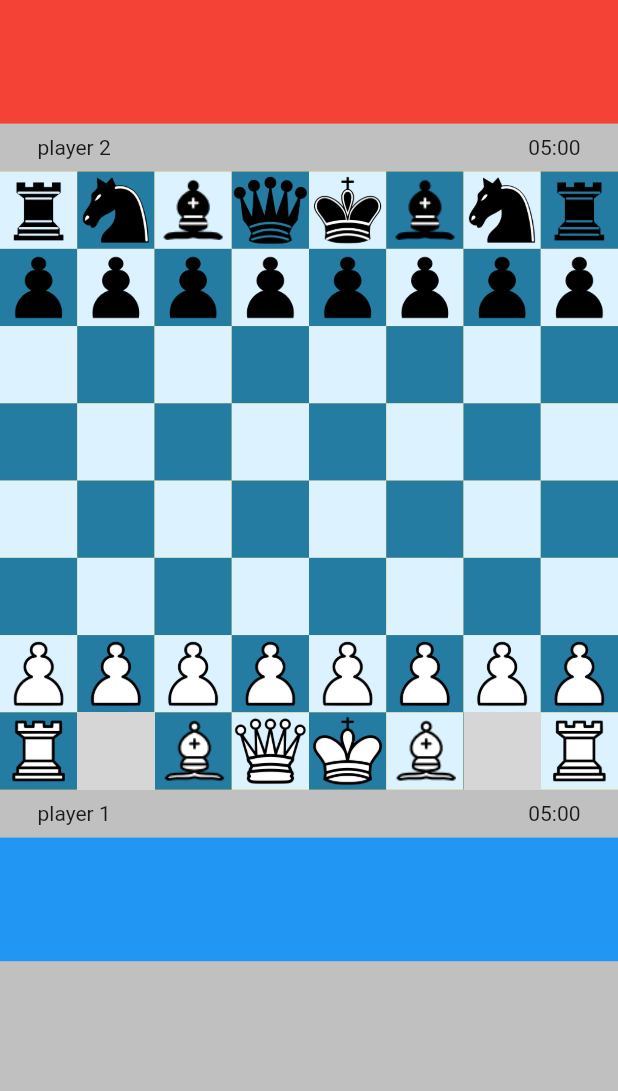
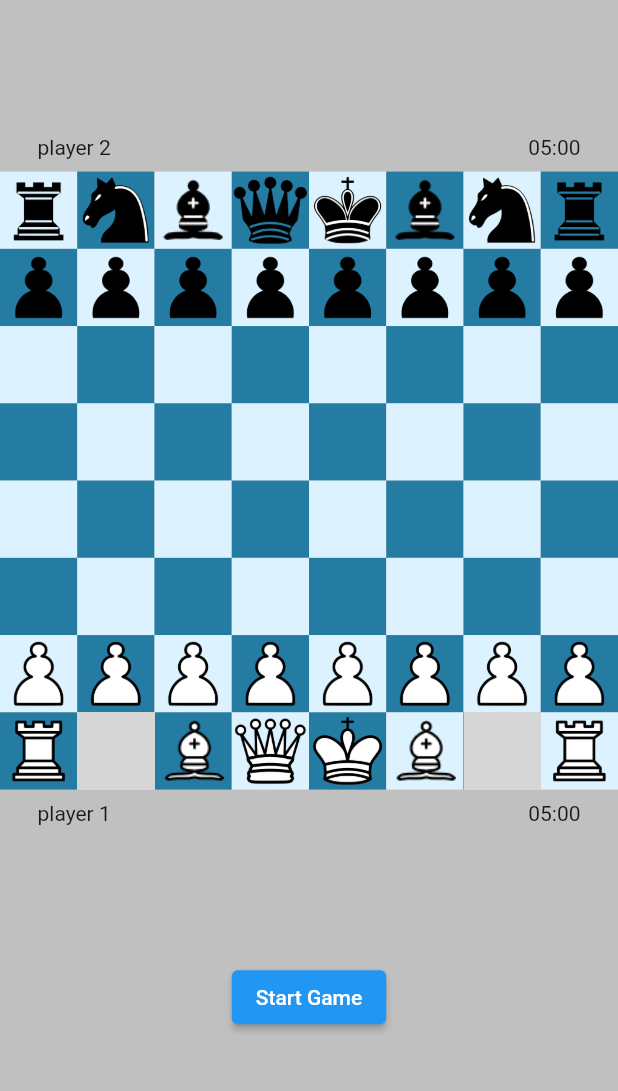
Before and after one commit to karthikprocoder/chess_app, a Flutter app: the screen it shows after launch, on a phone screen of 412 x 824 dp, the part 84-1175 px from its top. Run offline on Flutter 3.47's test engine with Material 2 defaults, Android fonts, the phone set to English and light mode, and no system bars; our stand-ins replace audioplayers; grey boxes are pictures that could not be loaded.

Commit message:
start and pause game button

```diff
--- a/lib/game_board.dart
+++ b/lib/game_board.dart
@@ -54,8 +54,6 @@ class _GameBoardState extends State<GameBoard> {
   void initState() {
     super.initState();
     board = initializeBoard();
-    playAudio("game-start");
-    // startTimer(true);
   }
 
   @override
@@ -103,9 +101,9 @@ class _GameBoardState extends State<GameBoard> {
   // pause the timer
   void stopTimer(bool isWhiteTurn) {
     setState(() {
-      if (isWhiteTurn) {
+      if (isWhiteTurn && whiteTimer != null) {
         whiteTimer!.cancel();
-      } else {
+      } else if (blackTimer != null) {
         blackTimer!.cancel();
       }
     });
@@ -147,7 +145,9 @@ class _GameBoardState extends State<GameBoard> {
       }
 
       // select the end square to move the piece
-      else if (selectedPiece != null && isValidMove(rowNo, colNo, validMoves)) {
+      else if (selectedPiece != null &&
+          isValidMove(rowNo, colNo, validMoves) &&
+          !isPaused) {
         movePiece(rowNo, colNo);
       }
       // clear selection
@@ -186,7 +186,6 @@ class _GameBoardState extends State<GameBoard> {
 
   // MOVE THE PIECE
   void movePiece(int newRow, int newCol) {
-    if (!isPaused) return;
     bool captured = false;
     // if the new spot has an enemy
     if (board[newRow][newCol] != null) {
@@ -209,6 +208,7 @@ class _GameBoardState extends State<GameBoard> {
         blackKingPos = [newRow, newCol];
       }
     }
+    debugPrint("reached");
     // clear the selection
     setState(() {
       selectedPiece = null;
@@ -226,6 +226,7 @@ class _GameBoardState extends State<GameBoard> {
       if (!isWhiteTurn) {
         winner = "Black";
       }
+      isPaused = true;
       playAudio("game-end");
       resetTimers(restart: false);
       showWinner(winner, "Checkmate");
@@ -334,7 +335,7 @@ class _GameBoardState extends State<GameBoard> {
   }
 
   // RESET GAME
-  void resetGame() {
+  void resetGame({bool start = false}) {
     setState(() {
       // variables
       board = initializeBoard();
@@ -348,12 +349,19 @@ class _GameBoardState extends State<GameBoard> {
       blackKingPos = [0, 4];
       checkStatus = false;
       isWhiteTurn = true;
-      playAudio("game-start");
-      resetTimers();
+      if (start) {
+        isPaused = false;
+        playAudio("game-start");
+        resetTimers(restart: true);
+      } else {
+        isPaused = true;
+        resetTimers(restart: false);
+      }
     });
   }
 
   void pauseGame() {
+    isPaused = true;
     resetTimers(restart: false);
   }
 
@@ -439,7 +447,7 @@ class _GameBoardState extends State<GameBoard> {
             // WHITE DEAD PIECES
             Container(
               height: screenHeight * 0.10,
-              color: Colors.red,
+              // color: Colors.red,
               child: GridView.builder(
                   physics: const NeverScrollableScrollPhysics(),
                   gridDelegate: const SliverGridDelegateWithFixedCrossAxisCount(
@@ -461,7 +469,10 @@ class _GameBoardState extends State<GameBoard> {
                   Container(
                     // color: Colors.purple,
                     // height: screenHeight * 0.05,
-                    child: Text(checkStatus ? 'CHECK!' : 'player 2'),
+                    child: const Text('player 2'),
+                  ),
+                  Container(
+                    child: Text(checkStatus ? 'Check!' : ''),
                   ),
                   Container(
                     // color: Colors.pink,
@@ -471,7 +482,7 @@ class _GameBoardState extends State<GameBoard> {
               ),
             ),
             Container(
-              color: Colors.amber,
+              // color: Colors.amber,
               height: screenHeight * 0.50,
               child: GridView.builder(
                   gridDelegate: const SliverGridDelegateWithFixedCrossAxisCount(
@@ -510,7 +521,7 @@ class _GameBoardState extends State<GameBoard> {
 
             // BLACK DEAD PIECES
             Container(
-              color: Colors.blue,
+              // color: Colors.blue,
               height: screenHeight * 0.10,
               child: GridView.builder(
                   physics: const NeverScrollableScrollPhysics(),
@@ -523,6 +534,18 @@ class _GameBoardState extends State<GameBoard> {
                         isWhite: false);
                   }),
             ),
+
+            Row(
+              mainAxisAlignment: MainAxisAlignment.center,
+              crossAxisAlignment: CrossAxisAlignment.center,
+              children: [
+                ElevatedButton(
+                  onPressed:
+                      isPaused ? () => resetGame(start: true) : pauseGame,
+                  child: Text(isPaused ? 'Start Game' : 'Pause'),
+                ),
+              ],
+            )
           ],
         ),
       ),
```
